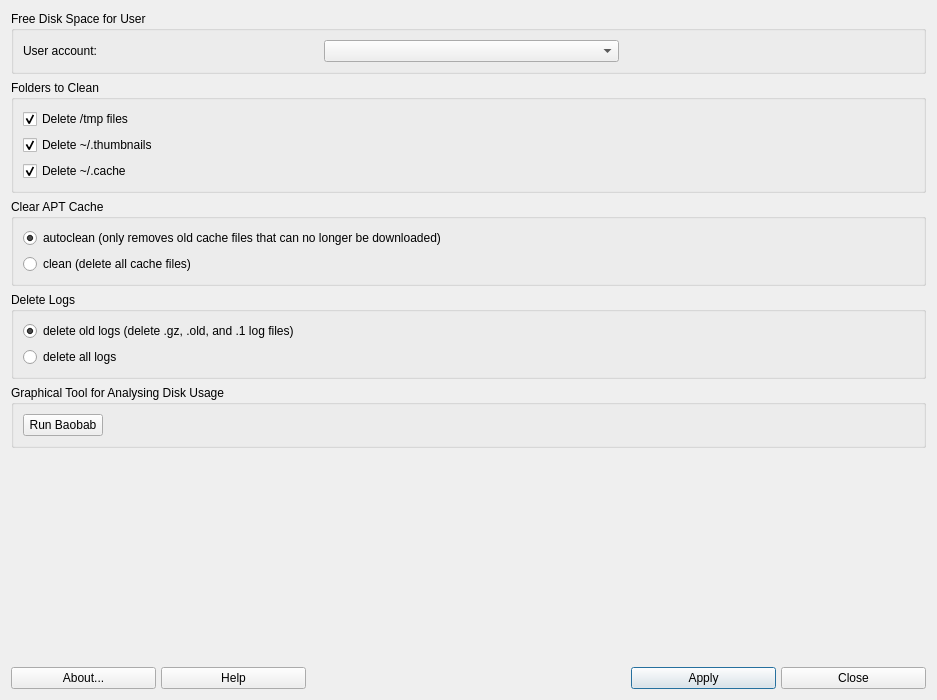
Qt form mainwindow.ui (MX-Linux/mx-cleanup) before a commit.
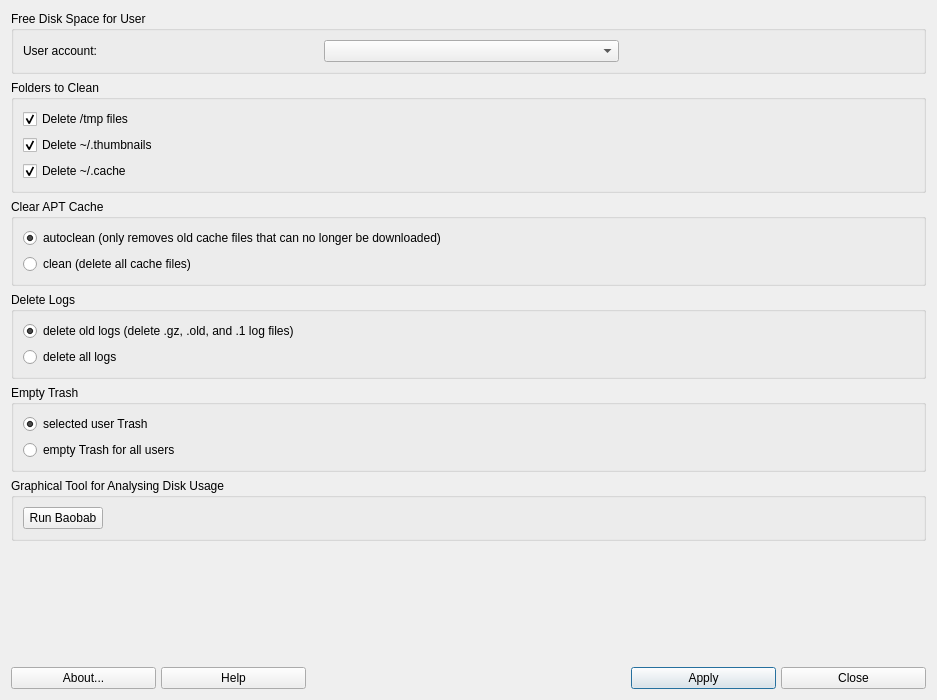
The same form after that commit. Icons and pictures are not drawn.

Patch:
```diff
--- a/mainwindow.ui
+++ b/mainwindow.ui
@@ -13,8 +13,8 @@
   <property name="windowTitle">
    <string>Program_Name</string>
   </property>
-  <layout class="QGridLayout" name="gridLayout">
-   <item row="0" column="0">
+  <layout class="QVBoxLayout" name="verticalLayout">
+   <item>
     <widget class="QGroupBox" name="groupBox_4">
      <property name="title">
       <string>Free Disk Space for User</string>
@@ -68,7 +68,7 @@
      </layout>
     </widget>
    </item>
-   <item row="1" column="0">
+   <item>
     <widget class="QGroupBox" name="groupBox_8">
      <property name="title">
       <string>Folders to Clean</string>
@@ -107,7 +107,7 @@
      </layout>
     </widget>
    </item>
-   <item row="2" column="0">
+   <item>
     <widget class="QGroupBox" name="groupBox_5">
      <property name="title">
       <string>Clear APT Cache</string>
@@ -133,7 +133,7 @@
      </layout>
     </widget>
    </item>
-   <item row="3" column="0">
+   <item>
     <widget class="QGroupBox" name="groupBox_6">
      <property name="title">
       <string>Delete Logs</string>
@@ -168,7 +168,36 @@
      </layout>
     </widget>
    </item>
-   <item row="4" column="0">
+   <item>
+    <widget class="QGroupBox" name="groupBox_7">
+     <property name="title">
+      <string>Empty Trash</string>
+     </property>
+     <layout class="QVBoxLayout" name="verticalLayout_2">
+      <item>
+       <widget class="QRadioButton" name="selectedUserCB">
+        <property name="autoFillBackground">
+         <bool>false</bool>
+        </property>
+        <property name="text">
+         <string>selected user Trash</string>
+        </property>
+        <property name="checked">
+         <bool>true</bool>
+        </property>
+       </widget>
+      </item>
+      <item>
+       <widget class="QRadioButton" name="allUsersCB">
+        <property name="text">
+         <string>empty Trash for all users</string>
+        </property>
+       </widget>
+      </item>
+     </layout>
+    </widget>
+   </item>
+   <item>
     <widget class="QGroupBox" name="groupBox_2">
      <property name="title">
       <string>Graphical Tool for Analysing Disk Usage</string>
@@ -197,7 +226,7 @@
      </layout>
     </widget>
    </item>
-   <item row="5" column="0">
+   <item>
     <spacer name="verticalSpacer">
      <property name="orientation">
       <enum>Qt::Vertical</enum>
@@ -210,7 +239,7 @@
      </property>
     </spacer>
    </item>
-   <item row="6" column="0">
+   <item>
     <layout class="QGridLayout" name="buttonBar" columnstretch="0,0,0,0,0,0,0,0,0,0">
      <property name="sizeConstraint">
       <enum>QLayout::SetDefaultConstraint</enum>
```
